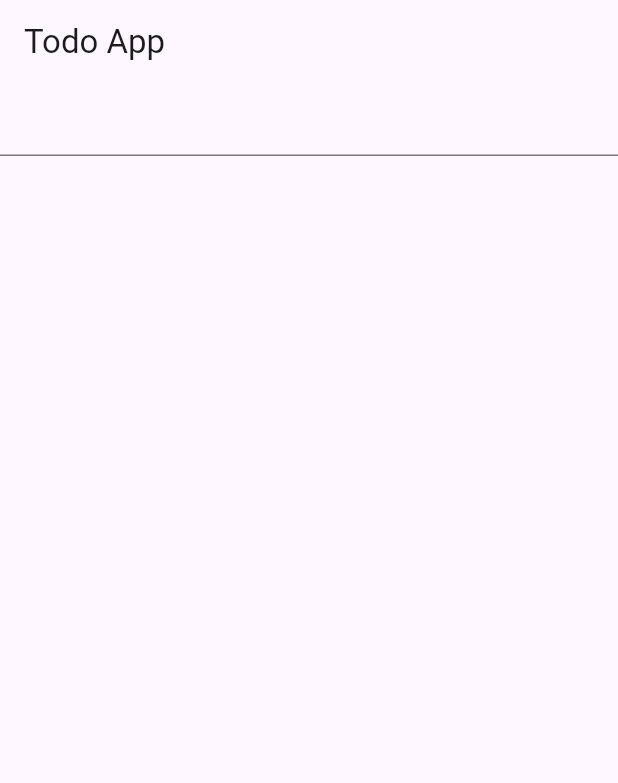
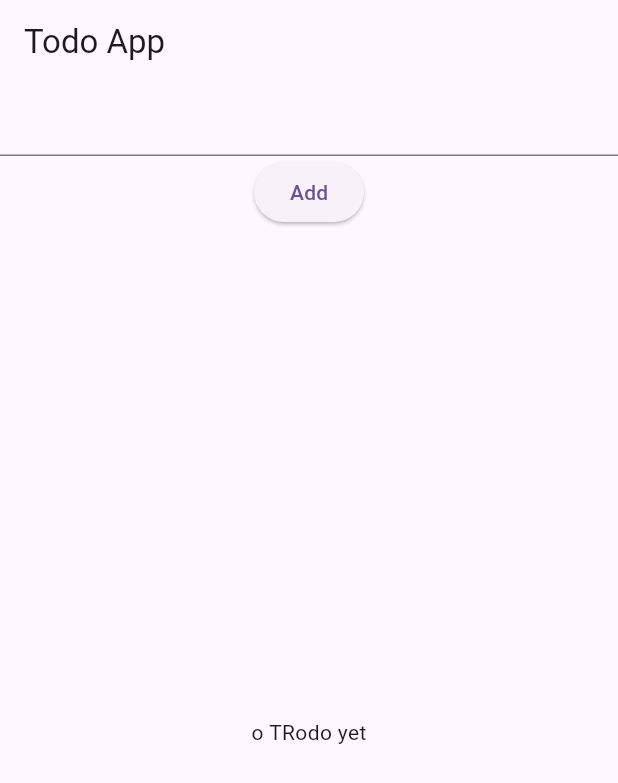
Before and after one commit to Hassan9865/BLoc-Todo-App, a Flutter app: the screen it shows after launch, on a phone screen of 412 x 824 dp. Shown: the top 783 px of the screen. Run offline on Flutter 3.47's test engine with Material 3 defaults, Android fonts, the light colour scheme and no system bars; our stand-ins replace flutter_bloc.

Commit message:
add & delete task

```diff
--- a/lib/todoPage.dart
+++ b/lib/todoPage.dart
@@ -1,16 +1,60 @@
+import 'package:bloc_todo_app/bloc/todo_bloc.dart';
+import 'package:bloc_todo_app/bloc/todo_event.dart';
+import 'package:bloc_todo_app/bloc/todo_state.dart';
 import 'package:flutter/material.dart';
+import 'package:flutter_bloc/flutter_bloc.dart';
 
 class Todopage extends StatelessWidget {
   const Todopage({super.key});
 
   @override
   Widget build(BuildContext context) {
+    TextEditingController todocotroller = TextEditingController();
     return Scaffold(
       appBar: AppBar(
         title: Text("Todo App"),
       ),
       body: Column(
-        children: [TextField()],
+        children: [
+          TextField(
+            controller: todocotroller,
+          ),
+          ElevatedButton(
+              onPressed: () {
+                if (todocotroller.text.isNotEmpty) {
+                  context
+                      .read<TodoBloc>()
+                      .add(AddTodo(description: todocotroller.text));
+                  todocotroller.clear();
+                }
+              },
+              child: Text("Add")),
+          Expanded(child: BlocBuilder<TodoBloc, TodoState>(
+            builder: (context, state) {
+              if (state is TodoLoaded) {
+                return ListView.builder(
+                    itemCount: state.todos.length,
+                    itemBuilder: (context, index) {
+                      final todo = state.todos[index];
+                      return ListTile(
+                        title: Text(todo.description),
+                        trailing: IconButton(
+                            onPressed: () {
+                              context
+                                  .read<TodoBloc>()
+                                  .add(RemoveTodo(id: todo.id));
+                            },
+                            icon: Icon(Icons.delete)),
+                      );
+                    });
+              } else {
+                return Center(
+                  child: Text("o TRodo yet"),
+                );
+              }
+            },
+          ))
+        ],
       ),
     );
   }
```
